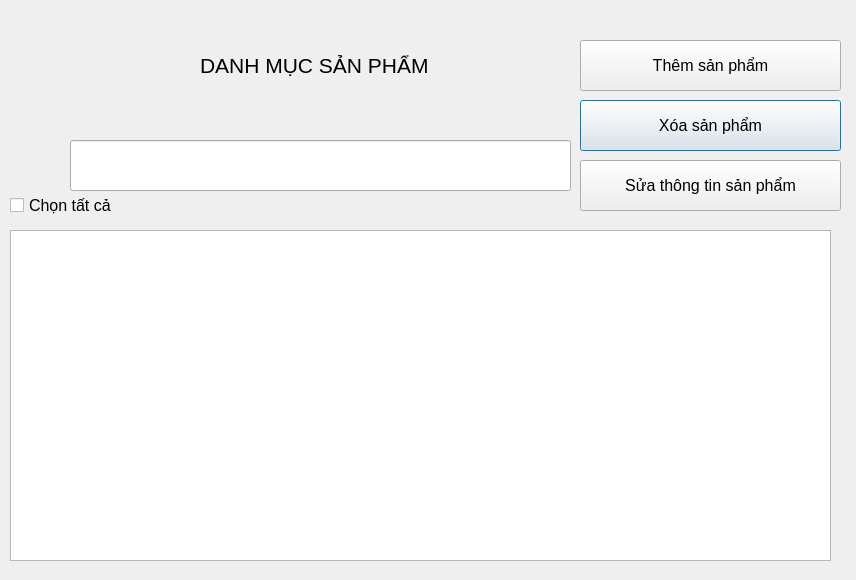
Old version of the form categorieswindow.ui in the repository suofujita/nekolibro.
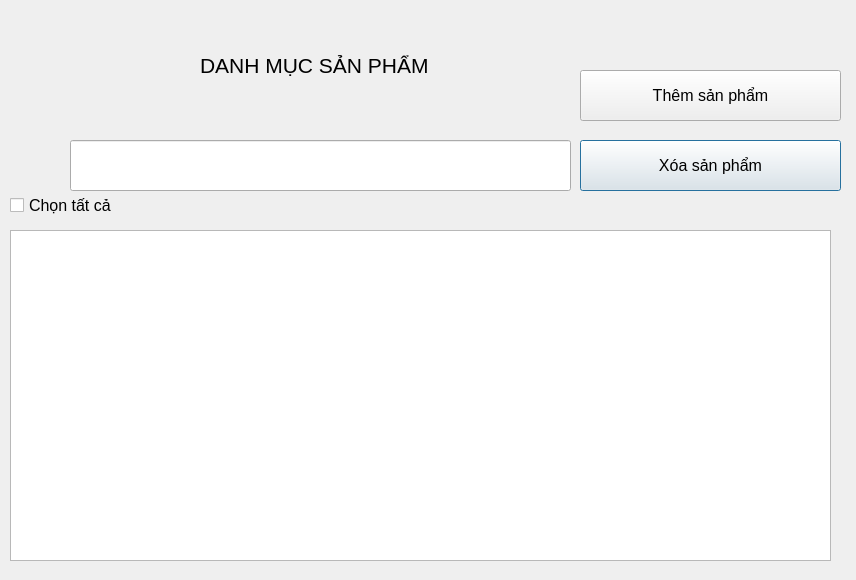
New version of the form. The open tabs and pages were chosen to show the change. Icons and pictures are not drawn.

What changed in the file:
```diff
--- a/categorieswindow.ui
+++ b/categorieswindow.ui
@@ -35,7 +35,7 @@
      <property name="geometry">
       <rect>
        <x>570</x>
-       <y>90</y>
+       <y>130</y>
        <width>261</width>
        <height>51</height>
       </rect>
@@ -63,7 +63,7 @@
      <property name="geometry">
       <rect>
        <x>570</x>
-       <y>30</y>
+       <y>60</y>
        <width>261</width>
        <height>51</height>
       </rect>
@@ -102,34 +102,6 @@
       </font>
      </property>
     </widget>
-    <widget class="QPushButton" name="infor_edit">
-     <property name="geometry">
-      <rect>
-       <x>570</x>
-       <y>150</y>
-       <width>261</width>
-       <height>51</height>
-      </rect>
-     </property>
-     <property name="font">
-      <font>
-       <pointsize>12</pointsize>
-      </font>
-     </property>
-     <property name="text">
-      <string>Sửa thông tin sản phẩm</string>
-     </property>
-     <property name="icon">
-      <iconset resource="galeries.qrc">
-       <normaloff>:/image/edit.png</normaloff>:/image/edit.png</iconset>
-     </property>
-     <property name="iconSize">
-      <size>
-       <width>30</width>
-       <height>30</height>
-      </size>
-     </property>
-    </widget>
     <widget class="QLabel" name="label_8">
      <property name="geometry">
       <rect>
```
Left out of the diff: 2 changed lines with no effect on the pictures.
